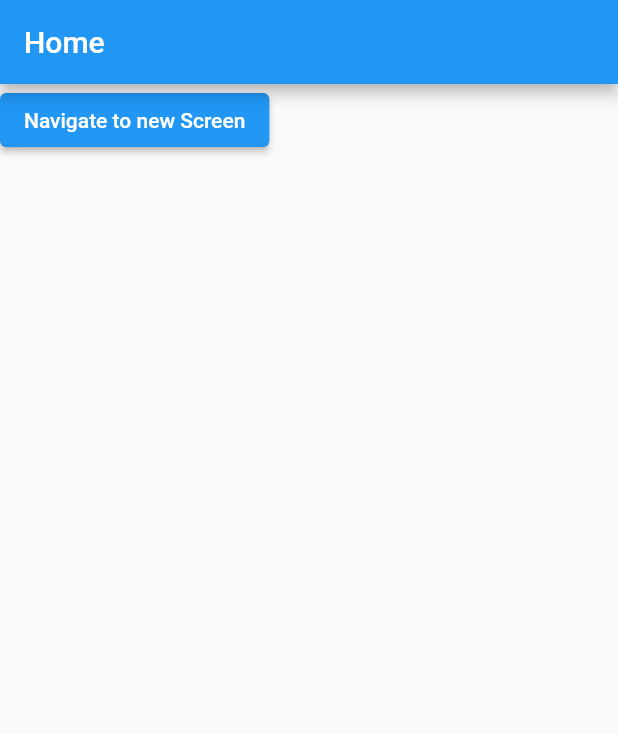
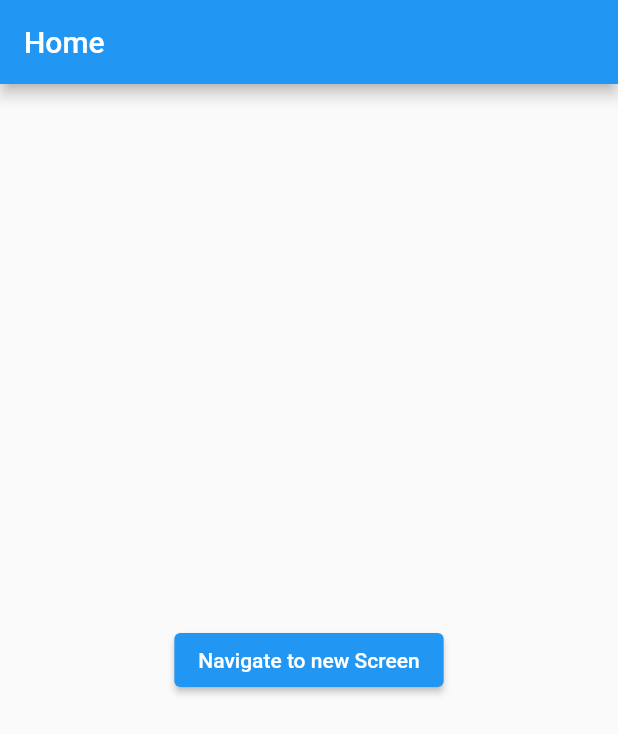
Before and after one commit to muhammadidrees/flutter_test_examples, a Flutter app: the screen it shows after launch, on a phone screen of 412 x 824 dp. Shown: the top 734 px of the screen. Run offline on Flutter 3.47's test engine with Material 2 defaults, Android fonts, the phone set to English and light mode, and no system bars.

Commit message:
centered home buttons

```diff
--- a/lib/home_screen.dart
+++ b/lib/home_screen.dart
@@ -14,11 +14,14 @@ class HomeScreen extends StatelessWidget {
       appBar: AppBar(
         title: const Text("Home"),
       ),
-      body: Column(
-        crossAxisAlignment: CrossAxisAlignment.center,
-        children: const [
-          ScreenNavigationButton(),
-        ],
+      body: Center(
+        child: Column(
+          mainAxisAlignment: MainAxisAlignment.center,
+          mainAxisSize: MainAxisSize.max,
+          children: const [
+            ScreenNavigationButton(),
+          ],
+        ),
       ),
     );
   }
```
